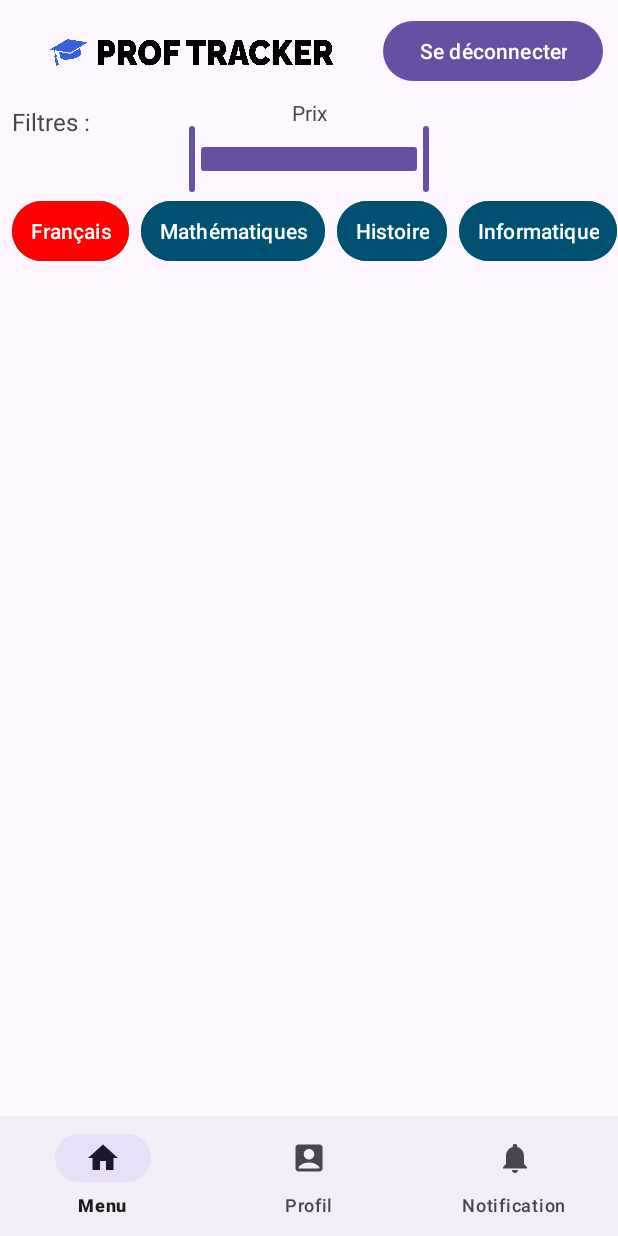
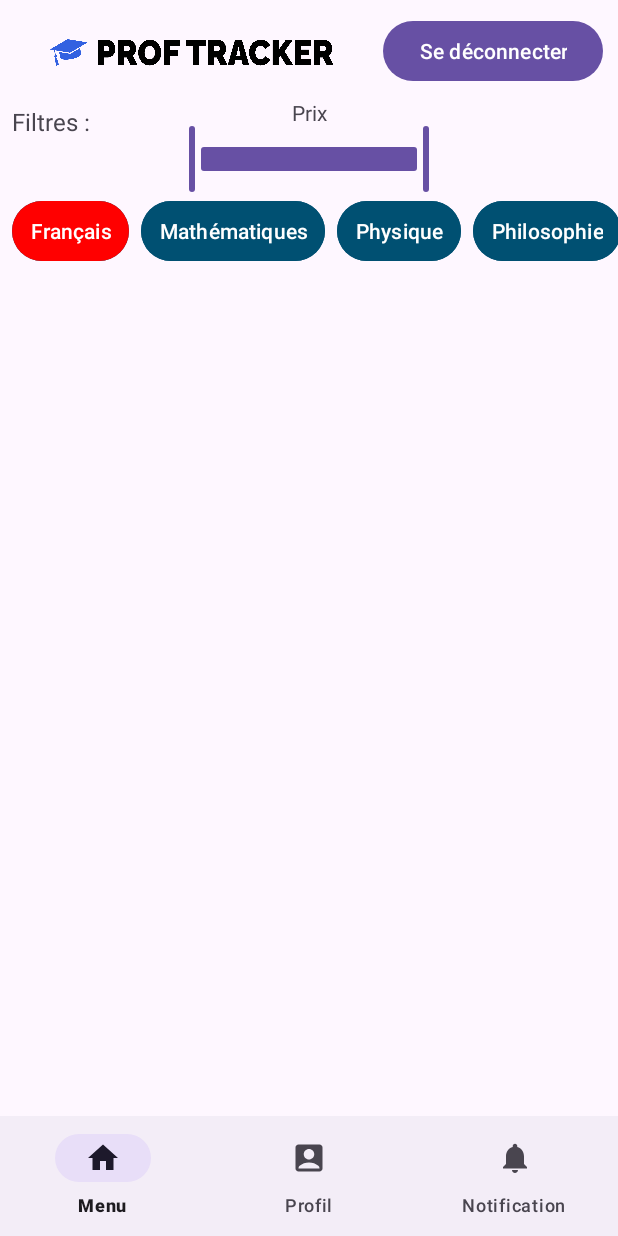
Before and after one commit to RayanOUTILI/AndroidFilRouge, an Android app: the screen it shows after launch once a user with an empty profile is signed in (MainActivity), after a tap on "Français", on a phone screen of 412 x 824 dp. Run offline under Robolectric (Android 15) with nearby library versions, the light colour scheme and no system bars; our stand-ins replace Firebase (no records; nobody signed in at launch, a user with empty details on screens opened directly), Picasso; pictures from the network do not load; 6 statements that could not run were skipped.

Commit message:
up filtres

```diff
--- a/app/src/main/java/edu/iut/proftracker/views/activitites/MainActivity.java
+++ b/app/src/main/java/edu/iut/proftracker/views/activitites/MainActivity.java
@@ -43,7 +43,7 @@ public class MainActivity extends AppCompatActivity implements PostExecuteActivi
     private ProfesseurAdapter adapter;
     private Intent professeurIntent, loginIntent;
     private FirebaseUser firebaseUtilisateur;
-    private Button buttonFrancais, boutonMathematiques, boutonHistoire, boutonInformatique;
+    private Button buttonFrancais, boutonMathematiques, boutonPhysique, boutonPhilosophie;
     private final boolean[] boutonActive = {false,false,false,false};
     private RangeSlider rangeSlider;
 
@@ -149,14 +149,14 @@ public class MainActivity extends AppCompatActivity implements PostExecuteActivi
          */
         buttonFrancais = findViewById(R.id.buttonFrancais);
         boutonMathematiques = findViewById(R.id.buttonMathematiques);
-        boutonHistoire = findViewById(R.id.buttonHistoire);
-        boutonInformatique = findViewById(R.id.buttonInformatique);
+        boutonPhysique = findViewById(R.id.buttonPhysique);
+        buttonPhilosophie = findViewById(R.id.buttonPhilosophie);
 
         // Appel de la méthode setButtonOnClickListener pour chaque bouton
         setButtonOnClickListener(buttonFrancais, "Français", 0);
         setButtonOnClickListener(boutonMathematiques, "Mathématiques", 1);
-        setButtonOnClickListener(boutonHistoire, "Histoire", 2);
-        setButtonOnClickListener(boutonInformatique, "Informatique", 3);
+        setButtonOnClickListener(boutonPhysique, "Physique", 2);
+        setButtonOnClickListener(buttonPhilosophie, "Philosophie", 3);
 
         // Mise en place du slider pour filtrer les professeurs par prix
         rangeSlider = findViewById(R.id.rangeSlider);
@@ -165,7 +165,7 @@ public class MainActivity extends AppCompatActivity implements PostExecuteActivi
         rangeSlider.addOnChangeListener(new RangeSlider.OnChangeListener() {
             @Override
             public void onValueChange(RangeSlider slider, float value, boolean fromUser) {
-                String[] matieres = {"Français","Mathématiques","Histoire","Informatique"};
+                String[] matieres = {"Français","Mathématiques","Physique","Philosophie"};
                 int compteur = 0;
                 boolean unBoutonActif = false;
                 for(boolean actif : boutonActive){
@@ -227,8 +227,8 @@ public class MainActivity extends AppCompatActivity implements PostExecuteActivi
     public void resetButtonsColors() {
         buttonFrancais.setBackgroundTintList(ColorStateList.valueOf(Color.parseColor("#005072")));
         boutonMathematiques.setBackgroundTintList(ColorStateList.valueOf(Color.parseColor("#005072")));
-        boutonHistoire.setBackgroundTintList(ColorStateList.valueOf(Color.parseColor("#005072")));
-        boutonInformatique.setBackgroundTintList(ColorStateList.valueOf(Color.parseColor("#005072")));
+        boutonPhysique.setBackgroundTintList(ColorStateList.valueOf(Color.parseColor("#005072")));
+        boutonPhilosophie.setBackgroundTintList(ColorStateList.valueOf(Color.parseColor("#005072")));
     }
 
     /** Méthode onPostExecute permettant de récupérer les professeurs de l'application
--- a/app/src/main/res/layout/activity_main.xml
+++ b/app/src/main/res/layout/activity_main.xml
@@ -105,22 +105,22 @@
                 style="?android:attr/buttonBarButtonStyle" />
 
             <Button
-                android:id="@+id/buttonHistoire"
+                android:id="@+id/buttonPhysique"
                 android:layout_width="wrap_content"
                 android:layout_height="wrap_content"
                 android:layout_marginStart="8dp"
                 android:backgroundTint="@color/buttonColor"
-                android:text="@string/histoire"
+                android:text="@string/physique"
                 android:textColor="@color/white"
                 style="?android:attr/buttonBarButtonStyle" />
 
             <Button
-                android:id="@+id/buttonInformatique"
+                android:id="@+id/buttonPhilosophie"
                 android:layout_width="wrap_content"
                 android:layout_height="wrap_content"
                 android:layout_marginStart="8dp"
                 android:backgroundTint="@color/buttonColor"
-                android:text="@string/informatique"
+                android:text="@string/philosophie"
                 android:textColor="@color/white"
                 style="?android:attr/buttonBarButtonStyle" />
         </LinearLayout>
--- a/app/src/main/res/values/strings.xml
+++ b/app/src/main/res/values/strings.xml
@@ -39,8 +39,8 @@
     <string name="filtres">Filtres :</string>
     <string name="fran_ais">Français</string>
     <string name="math_matiques">Mathématiques</string>
-    <string name="histoire">Histoire</string>
-    <string name="informatique">Informatique</string>
+    <string name="physique">Physique</string>
+    <string name="philosophie">Philosophie</string>
     <string name="notifications_1">Notifications (1)</string>
     <string name="a_comment">a commenté :</string>
     <string name="souhaite_avoir_un_cours_de">Souhaite avoir un cours de</string>
```
